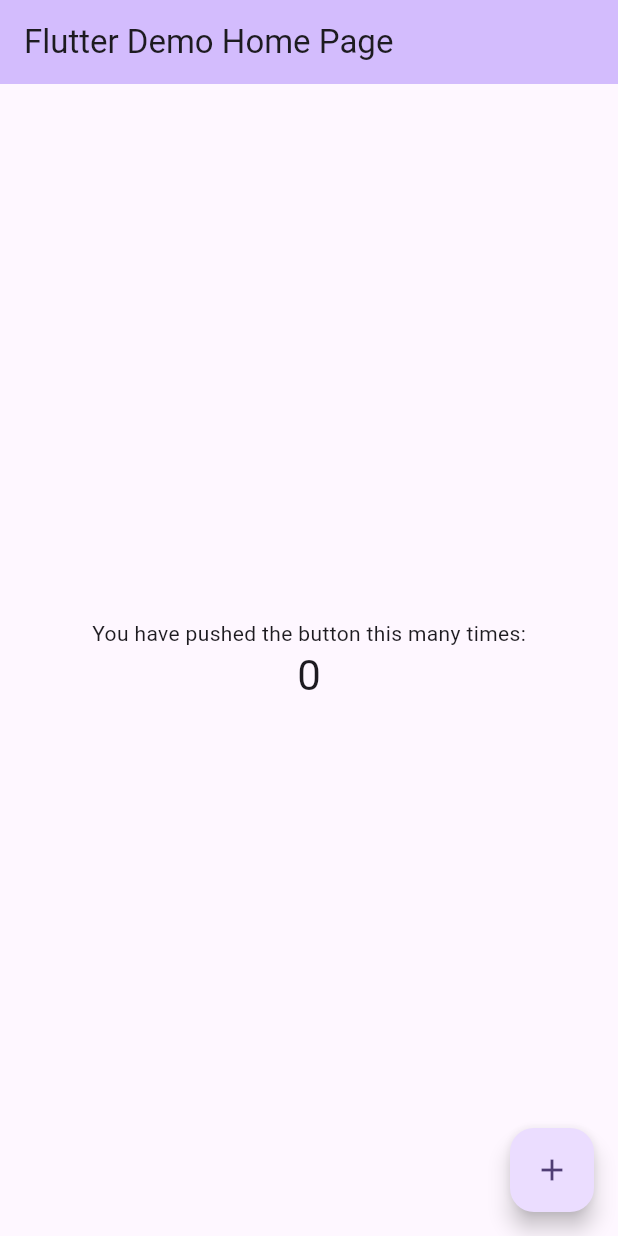
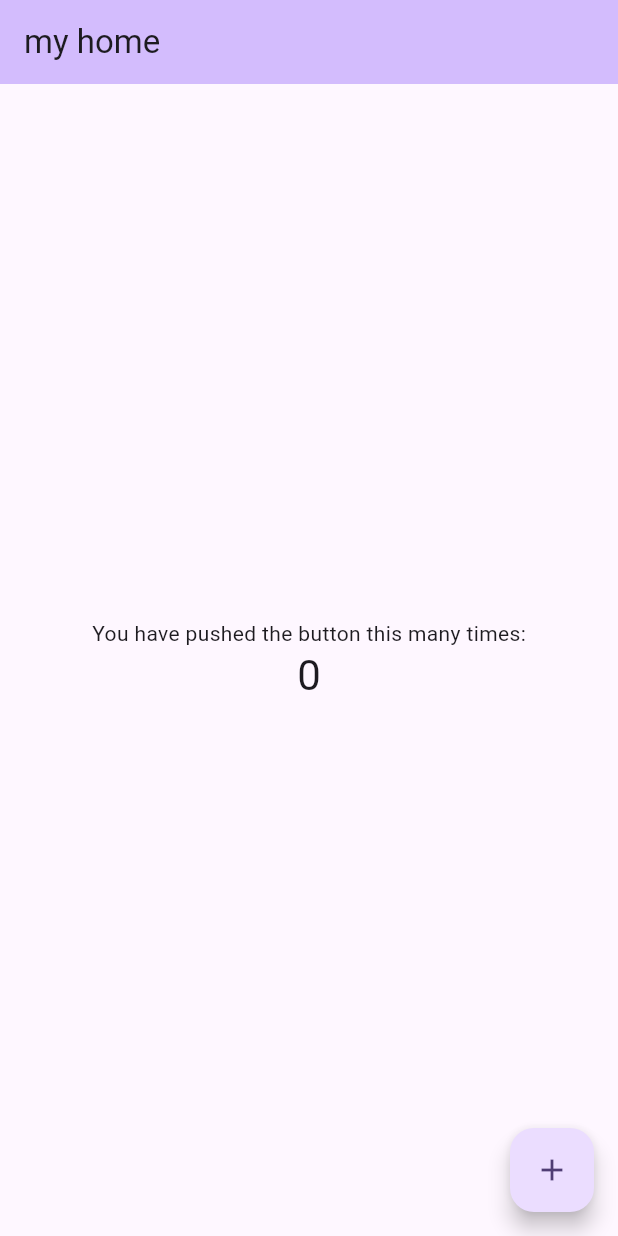
Before and after one commit to Ahmedismaeel/cicdtest, a Flutter app: the screen it shows after launch, on a phone screen of 412 x 824 dp. Run offline on Flutter 3.47's test engine with Material 3 defaults, Android fonts, the phone set to English and light mode, and no system bars.

Commit message:
remove depug

```diff
--- a/lib/main.dart
+++ b/lib/main.dart
@@ -12,26 +12,12 @@ class MyApp extends StatelessWidget {
   Widget build(BuildContext context) {
     return MaterialApp(
       title: 'new app ',
+      debugShowCheckedModeBanner: false,
       theme: ThemeData(
-        // This is the theme of your application.
-        //
-        // TRY THIS: Try running your application with "flutter run". You'll see
-        // the application has a purple toolbar. Then, without quitting the app,
-        // try changing the seedColor in the colorScheme below to Colors.green
-        // and then invoke "hot reload" (save your changes or press the "hot
-        // reload" button in a Flutter-supported IDE, or press "r" if you used
-        // the command line to start the app).
-        //
-        // Notice that the counter didn't reset back to zero; the application
-        // state is not lost during the reload. To reset the state, use hot
-        // restart instead.
-        //
-        // This works for code too, not just values: Most code changes can be
-        // tested with just a hot reload.
         colorScheme: ColorScheme.fromSeed(seedColor: Colors.deepPurple),
         useMaterial3: true,
       ),
-      home: const MyHomePage(title: 'Flutter Demo Home Page'),
+      home: const MyHomePage(title: 'my home'),
     );
   }
 }
```
